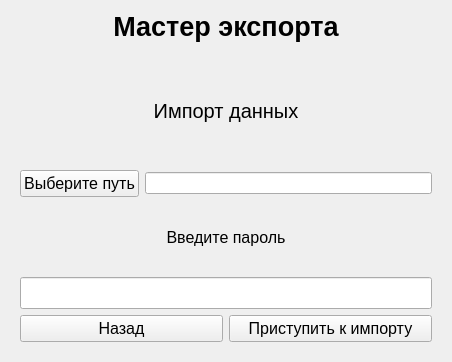
Yavlados/VKR, file master_export_form.ui: the form before one commit.
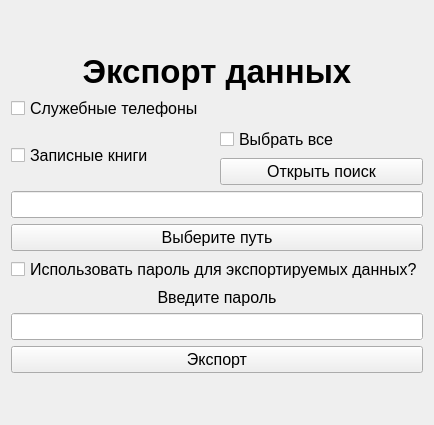
The form after the commit. The open tabs and pages were chosen to show the change.

Patch:
```diff
--- a/master_export_form.ui
+++ b/master_export_form.ui
@@ -6,26 +6,38 @@
    <rect>
     <x>0</x>
     <y>0</y>
-    <width>445</width>
-    <height>362</height>
+    <width>423</width>
+    <height>425</height>
    </rect>
   </property>
   <property name="windowTitle">
    <string>Form</string>
   </property>
-  <layout class="QVBoxLayout" name="verticalLayout_7">
+  <property name="autoFillBackground">
+   <bool>true</bool>
+  </property>
+  <layout class="QGridLayout" name="gridLayout">
+   <item row="5" column="0" colspan="2">
+    <layout class="QVBoxLayout" name="verticalLayout_3">
    <item>
-    <widget class="QLabel" name="label_2">
+      <widget class="QLabel" name="label">
+       <property name="sizePolicy">
+        <sizepolicy hsizetype="MinimumExpanding" vsizetype="Preferred">
+         <horstretch>0</horstretch>
+         <verstretch>0</verstretch>
+        </sizepolicy>
+       </property>
      <property name="font">
       <font>
        <family>Arial</family>
-       <pointsize>20</pointsize>
-       <weight>75</weight>
-       <bold>true</bold>
-      </font>
-     </property>
+         <pointsize>12</pointsize>
+        </font>
+       </property>
+       <property name="autoFillBackground">
+        <bool>true</bool>
+       </property>
      <property name="text">
-      <string>Мастер экспорта</string>
+        <string>Введите пароль</string>
      </property>
      <property name="alignment">
       <set>Qt::AlignCenter</set>
@@ -33,80 +45,107 @@
     </widget>
    </item>
    <item>
-    <widget class="QStackedWidget" name="stackedWidget">
-     <property name="currentIndex">
-      <number>0</number>
-     </property>
-     <widget class="QWidget" name="page">
-      <layout class="QVBoxLayout" name="verticalLayout">
-       <item>
-        <widget class="QLabel" name="label_3">
+      <widget class="QLineEdit" name="le_password">
+       <property name="sizePolicy">
+        <sizepolicy hsizetype="Ignored" vsizetype="Fixed">
+         <horstretch>0</horstretch>
+         <verstretch>0</verstretch>
+        </sizepolicy>
+       </property>
          <property name="font">
           <font>
-           <pointsize>15</pointsize>
-          </font>
-         </property>
-         <property name="text">
-          <string>Что вас интересует?</string>
-         </property>
-         <property name="alignment">
-          <set>Qt::AlignCenter</set>
-         </property>
-        </widget>
-       </item>
+         <pointsize>12</pointsize>
+        </font>
+       </property>
+       <property name="autoFillBackground">
+        <bool>true</bool>
+       </property>
+      </widget>
+     </item>
+    </layout>
+   </item>
+   <item row="6" column="0" colspan="2">
+    <layout class="QHBoxLayout" name="horizontalLayout_3">
        <item>
-        <widget class="QPushButton" name="pb_to_export">
+      <widget class="QPushButton" name="pb_Export">
+       <property name="sizePolicy">
+        <sizepolicy hsizetype="Ignored" vsizetype="Fixed">
+         <horstretch>0</horstretch>
+         <verstretch>0</verstretch>
+        </sizepolicy>
+       </property>
          <property name="font">
           <font>
+         <family>Arial</family>
            <pointsize>12</pointsize>
           </font>
          </property>
+       <property name="autoFillBackground">
+        <bool>true</bool>
+       </property>
          <property name="text">
-          <string>Экспорт данных</string>
+        <string>Экспорт</string>
          </property>
         </widget>
        </item>
-       <item>
-        <widget class="QPushButton" name="pb_to_import">
+    </layout>
+   </item>
+   <item row="4" column="0" colspan="2">
+    <widget class="QCheckBox" name="cb_set_password">
+     <property name="sizePolicy">
+      <sizepolicy hsizetype="Fixed" vsizetype="Fixed">
+       <horstretch>0</horstretch>
+       <verstretch>0</verstretch>
+      </sizepolicy>
+     </property>
          <property name="font">
           <font>
            <pointsize>12</pointsize>
           </font>
          </property>
+     <property name="layoutDirection">
+      <enum>Qt::LeftToRight</enum>
+     </property>
+     <property name="autoFillBackground">
+      <bool>true</bool>
+     </property>
          <property name="text">
-          <string>Импорт данных</string>
+      <string>Использовать пароль для экспортируемых данных?</string>
          </property>
         </widget>
        </item>
-      </layout>
-     </widget>
-     <widget class="QWidget" name="page_2">
-      <layout class="QVBoxLayout" name="verticalLayout_4">
-       <item>
-        <widget class="QLabel" name="label_4">
-         <property name="font">
-          <font>
-           <pointsize>15</pointsize>
-          </font>
-         </property>
-         <property name="text">
-          <string>Экспорт данных</string>
-         </property>
-         <property name="alignment">
-          <set>Qt::AlignCenter</set>
-         </property>
-        </widget>
-       </item>
-       <item>
+   <item row="7" column="0" colspan="2">
+    <spacer name="verticalSpacer">
+     <property name="orientation">
+      <enum>Qt::Vertical</enum>
+     </property>
+     <property name="sizeHint" stdset="0">
+      <size>
+       <width>20</width>
+       <height>40</height>
+      </size>
+     </property>
+    </spacer>
+   </item>
+   <item row="2" column="0" colspan="2">
         <layout class="QVBoxLayout" name="verticalLayout_2">
          <item>
           <widget class="QCheckBox" name="cb_off_tel">
+       <property name="sizePolicy">
+        <sizepolicy hsizetype="Ignored" vsizetype="Fixed">
+         <horstretch>0</horstretch>
+         <verstretch>0</verstretch>
+        </sizepolicy>
+       </property>
            <property name="font">
             <font>
              <family>Arial</family>
              <pointsize>12</pointsize>
             </font>
            </property>
+       <property name="autoFillBackground">
+        <bool>true</bool>
+       </property>
            <property name="text">
             <string>Служебные телефоны</string>
            </property>
@@ -116,12 +155,21 @@
           <layout class="QHBoxLayout" name="horizontalLayout_2">
            <item>
             <widget class="QCheckBox" name="cb_zk">
+         <property name="sizePolicy">
+          <sizepolicy hsizetype="Ignored" vsizetype="Fixed">
+           <horstretch>0</horstretch>
+           <verstretch>0</verstretch>
+          </sizepolicy>
+         </property>
              <property name="font">
               <font>
                <family>Arial</family>
                <pointsize>12</pointsize>
               </font>
              </property>
+         <property name="autoFillBackground">
+          <bool>true</bool>
+         </property>
              <property name="text">
               <string>Записные книги</string>
              </property>
@@ -131,12 +179,21 @@
             <layout class="QVBoxLayout" name="vl_for_rb">
              <item>
               <widget class="QCheckBox" name="rb_check_all">
+           <property name="sizePolicy">
+            <sizepolicy hsizetype="Ignored" vsizetype="Fixed">
+             <horstretch>0</horstretch>
+             <verstretch>0</verstretch>
+            </sizepolicy>
+           </property>
                <property name="font">
                 <font>
                  <family>Arial</family>
                  <pointsize>12</pointsize>
                 </font>
                </property>
+           <property name="autoFillBackground">
+            <bool>true</bool>
+           </property>
                <property name="text">
                 <string>Выбрать все</string>
                </property>
@@ -144,11 +201,20 @@
              </item>
              <item>
               <widget class="QPushButton" name="rb_check">
+           <property name="sizePolicy">
+            <sizepolicy hsizetype="Ignored" vsizetype="Fixed">
+             <horstretch>0</horstretch>
+             <verstretch>0</verstretch>
+            </sizepolicy>
+           </property>
                <property name="font">
                 <font>
                  <pointsize>12</pointsize>
                 </font>
                </property>
+           <property name="autoFillBackground">
+            <bool>true</bool>
+           </property>
                <property name="text">
                 <string>Открыть поиск</string>
                </property>
@@ -163,134 +229,37 @@
          </item>
         </layout>
        </item>
-       <item>
-        <layout class="QHBoxLayout" name="horizontalLayout">
-         <item>
-          <widget class="QPushButton" name="pb_directory">
-           <property name="font">
-            <font>
-             <family>Arial</family>
-             <pointsize>12</pointsize>
-            </font>
-           </property>
-           <property name="text">
-            <string>Выберите путь</string>
-           </property>
-          </widget>
-         </item>
+   <item row="3" column="0" colspan="2">
+    <layout class="QVBoxLayout" name="verticalLayout">
          <item>
           <widget class="QLineEdit" name="le_file_path">
-           <property name="font">
-            <font>
-             <pointsize>8</pointsize>
-            </font>
-           </property>
-           <property name="readOnly">
-            <bool>true</bool>
-           </property>
-          </widget>
-         </item>
-        </layout>
-       </item>
-       <item>
-        <widget class="QCheckBox" name="cb_set_password">
+       <property name="sizePolicy">
+        <sizepolicy hsizetype="Ignored" vsizetype="Fixed">
+         <horstretch>0</horstretch>
+         <verstretch>0</verstretch>
+        </sizepolicy>
+       </property>
          <property name="font">
           <font>
            <pointsize>12</pointsize>
           </font>
          </property>
-         <property name="layoutDirection">
-          <enum>Qt::LeftToRight</enum>
-         </property>
          <property name="autoFillBackground">
-          <bool>false</bool>
-         </property>
-         <property name="text">
-          <string>Использовать пароль для экспортируемых данных?</string>
+        <bool>true</bool>
+       </property>
+       <property name="readOnly">
+        <bool>true</bool>
          </property>
         </widget>
        </item>
        <item>
-        <layout class="QVBoxLayout" name="verticalLayout_3">
-         <item>
-          <widget class="QLabel" name="label">
-           <property name="font">
-            <font>
-             <family>Arial</family>
-             <pointsize>12</pointsize>
-            </font>
-           </property>
-           <property name="text">
-            <string>Введите пароль</string>
-           </property>
-           <property name="alignment">
-            <set>Qt::AlignCenter</set>
-           </property>
-          </widget>
-         </item>
-         <item>
-          <widget class="QLineEdit" name="le_password">
-           <property name="font">
-            <font>
-             <pointsize>15</pointsize>
-            </font>
-           </property>
-          </widget>
-         </item>
-        </layout>
-       </item>
-       <item>
-        <layout class="QHBoxLayout" name="horizontalLayout_3">
-         <item>
-          <widget class="QPushButton" name="pb_back_1">
-           <property name="font">
-            <font>
-             <pointsize>12</pointsize>
-            </font>
-           </property>
-           <property name="text">
-            <string>Назад</string>
-           </property>
-          </widget>
-         </item>
-         <item>
-          <widget class="QPushButton" name="pb_Export">
-           <property name="font">
-            <font>
-             <family>Arial</family>
-             <pointsize>12</pointsize>
-            </font>
-           </property>
-           <property name="text">
-            <string>Экспорт</string>
-           </property>
-          </widget>
-         </item>
-        </layout>
-       </item>
-      </layout>
-     </widget>
-     <widget class="QWidget" name="page_3">
-      <layout class="QVBoxLayout" name="verticalLayout_5">
-       <item>
-        <widget class="QLabel" name="label_5">
-         <property name="font">
-          <font>
-           <pointsize>15</pointsize>
-          </font>
-         </property>
-         <property name="text">
-          <string>Импорт данных</string>
-         </property>
-         <property name="alignment">
-          <set>Qt::AlignCenter</set>
-         </property>
-        </widget>
-       </item>
-       <item>
-        <layout class="QHBoxLayout" name="horizontalLayout_4">
-         <item>
-          <widget class="QPushButton" name="pb_directory_2">
+      <widget class="QPushButton" name="pb_directory">
+       <property name="sizePolicy">
+        <sizepolicy hsizetype="Ignored" vsizetype="Fixed">
+         <horstretch>0</horstretch>
+         <verstretch>0</verstretch>
+        </sizepolicy>
+       </property>
            <property name="font">
             <font>
              <family>Arial</family>
@@ -302,80 +271,44 @@
            </property>
           </widget>
          </item>
-         <item>
-          <widget class="QLineEdit" name="le_file_path_2">
-           <property name="font">
-            <font>
-             <pointsize>8</pointsize>
-            </font>
-           </property>
-           <property name="readOnly">
-            <bool>true</bool>
-           </property>
-          </widget>
-         </item>
-        </layout>
-       </item>
-       <item>
-        <layout class="QVBoxLayout" name="verticalLayout_6">
-         <item>
-          <widget class="QLabel" name="label_6">
+    </layout>
+   </item>
+   <item row="1" column="0" colspan="2">
+    <widget class="QLabel" name="label_4">
+     <property name="sizePolicy">
+      <sizepolicy hsizetype="Ignored" vsizetype="Preferred">
+       <horstretch>0</horstretch>
+       <verstretch>0</verstretch>
+      </sizepolicy>
+     </property>
            <property name="font">
             <font>
              <family>Arial</family>
-             <pointsize>12</pointsize>
+       <pointsize>25</pointsize>
+       <weight>75</weight>
+       <bold>true</bold>
             </font>
            </property>
            <property name="text">
-            <string>Введите пароль</string>
+      <string>Экспорт данных</string>
            </property>
            <property name="alignment">
             <set>Qt::AlignCenter</set>
            </property>
           </widget>
          </item>
-         <item>
-          <widget class="QLineEdit" name="le_password_2">
-           <property name="font">
-            <font>
-             <pointsize>15</pointsize>
-            </font>
-           </property>
-          </widget>
-         </item>
-        </layout>
-       </item>
-       <item>
-        <layout class="QHBoxLayout" name="horizontalLayout_5">
-         <item>
-          <widget class="QPushButton" name="pb_back_2">
-           <property name="font">
-            <font>
-             <pointsize>12</pointsize>
-            </font>
-           </property>
-           <property name="text">
-            <string>Назад</string>
-           </property>
-          </widget>
-         </item>
-         <item>
-          <widget class="QPushButton" name="pushButton">
-           <property name="font">
-            <font>
-             <pointsize>12</pointsize>
-            </font>
-           </property>
-           <property name="text">
-            <string>Приступить к импорту</string>
-           </property>
-          </widget>
-         </item>
-        </layout>
-       </item>
-      </layout>
-     </widget>
-    </widget>
+   <item row="0" column="0" colspan="2">
+    <spacer name="verticalSpacer_2">
+     <property name="orientation">
+      <enum>Qt::Vertical</enum>
+     </property>
+     <property name="sizeHint" stdset="0">
+      <size>
+       <width>20</width>
+       <height>40</height>
+      </size>
+     </property>
+    </spacer>
    </item>
   </layout>
  </widget>
```
Lines whose indentation alone changed are shown as unchanged.
